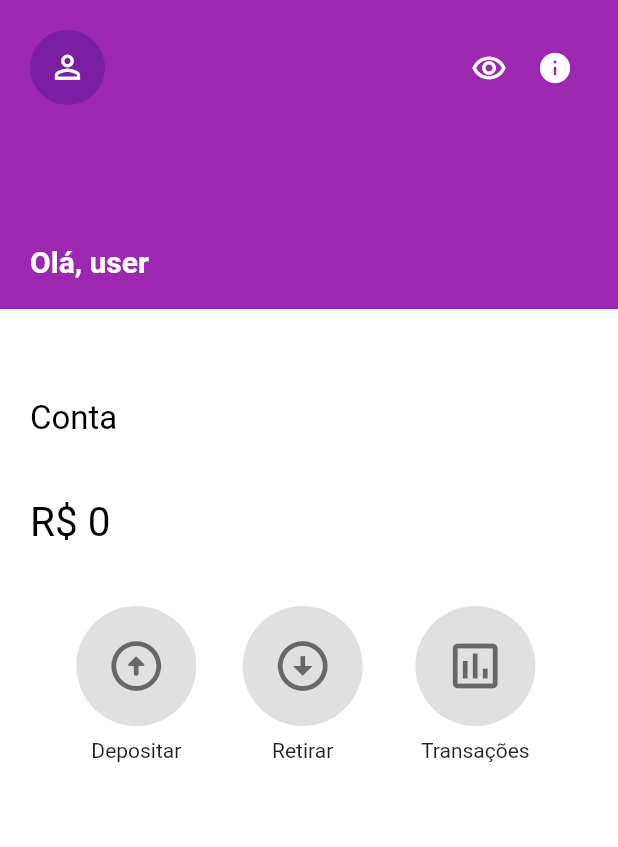
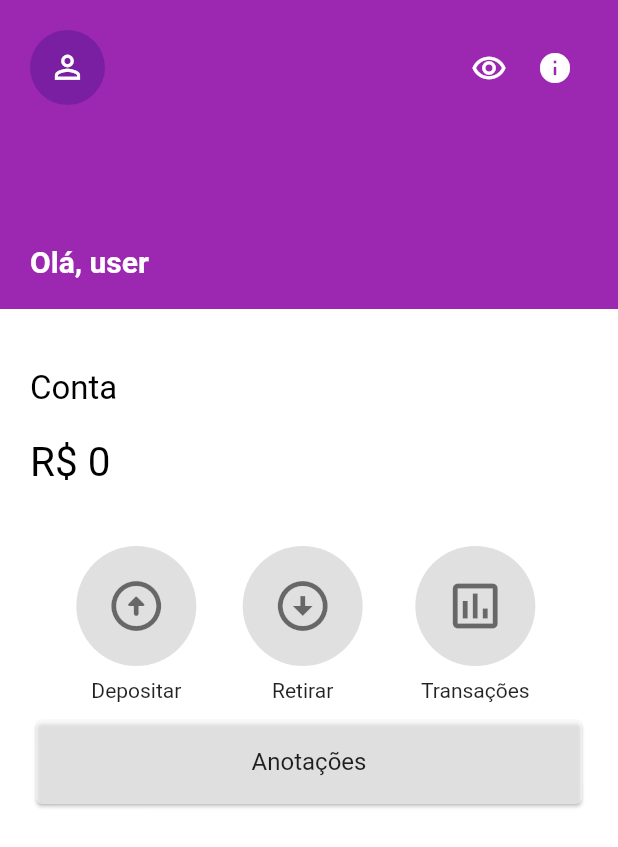
Before and after one commit to JordanElizeu/ControleDeFinancasFlutter, a Flutter app: the screen it shows after launch, swiped to page 2, on a phone screen of 412 x 824 dp. Shown: the top 847 px of the screen. Run offline on Flutter 3.47's test engine with Material 2 defaults, Android fonts, the phone set to English and light mode, and no system bars; our stand-ins replace get.

Commit message:
Criando mais widgets para tela inicial

```diff
--- a/lib/ui/initial/page_initial.dart
+++ b/lib/ui/initial/page_initial.dart
@@ -91,6 +91,15 @@ class PageInitial extends StatelessWidget {
                           text: "Transações",
                         ),
                       ],
+                    ),
+                    Card(
+                      color: Colors.white54,
+                      child: ListTile(
+                        title: Container(
+                          alignment: Alignment.center,
+                          child: Text('Anotações'),
+                        ),
+                      ),
                     )
                   ],
                 ),
--- a/lib/ui/initial/widgets/widget_textinformative.dart
+++ b/lib/ui/initial/widgets/widget_textinformative.dart
@@ -7,7 +7,7 @@ Widget textInformative({
   FontWeight fontWeight,
 }) {
   return Padding(
-    padding: const EdgeInsets.only(top: 40.0),
+    padding: const EdgeInsets.only(top: 20.0),
     child: Container(
       alignment: Alignment.centerLeft,
       child: Text(
```
